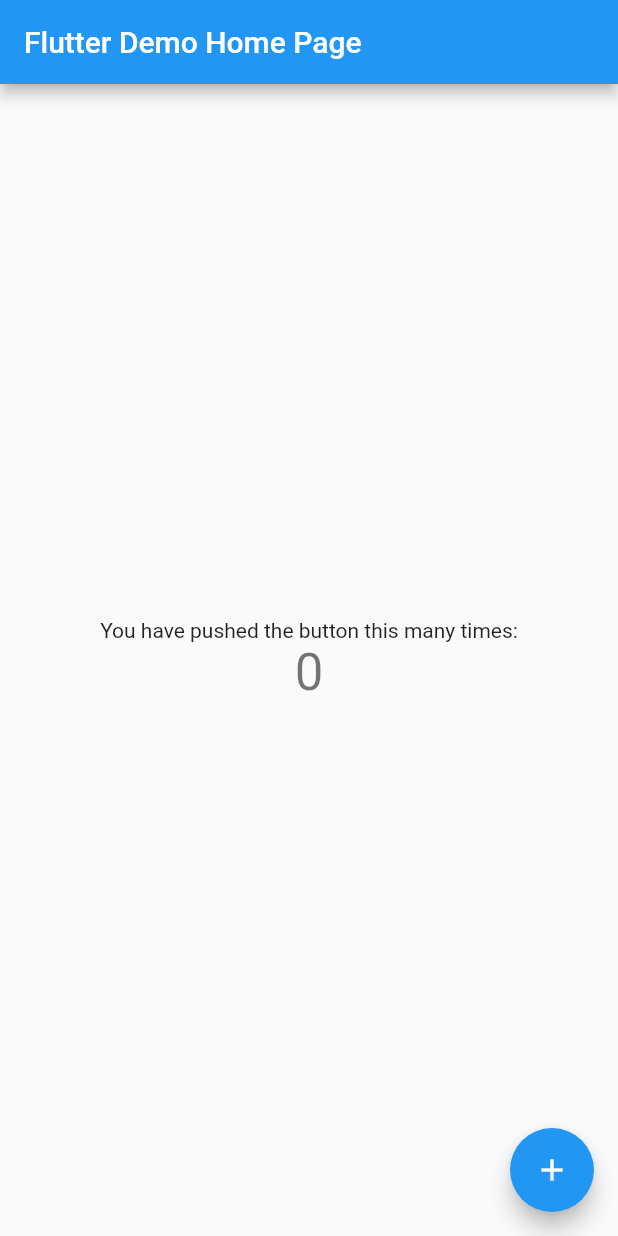
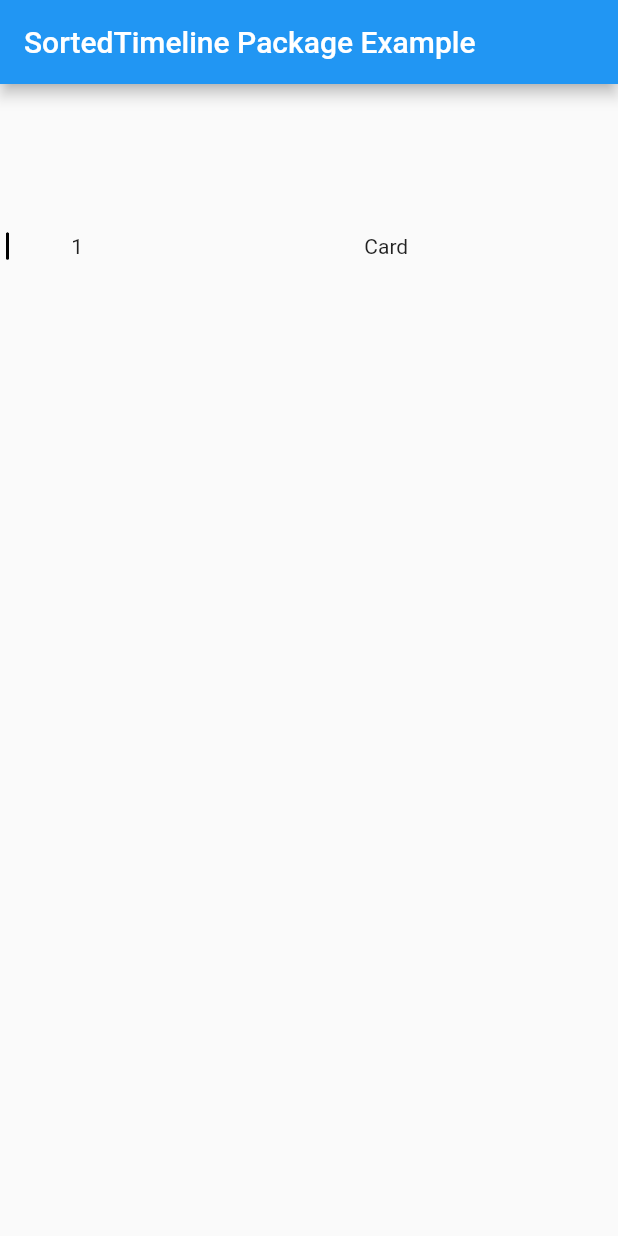
Before and after one commit to onatcipli/sorted_timeline, a Flutter app: the screen it shows after launch, on a phone screen of 412 x 824 dp. Run offline on Flutter 3.47's test engine with Material 2 defaults, Android fonts, the phone set to English and light mode, and no system bars.

Commit message:
Update Example

```diff
--- a/example/lib/main.dart
+++ b/example/lib/main.dart
@@ -1,41 +1,24 @@
 import 'package:flutter/material.dart';
+import 'package:sorted_timeline/draw_timeline.dart';
+import 'package:sorted_timeline/sorted_timeline.dart';
 
 void main() => runApp(MyApp());
 
 class MyApp extends StatelessWidget {
-  // This widget is the root of your application.
   @override
   Widget build(BuildContext context) {
     return MaterialApp(
-      title: 'Flutter Demo',
+      title: 'SortedTimeline Demo',
       theme: ThemeData(
-        // This is the theme of your application.
-        //
-        // Try running your application with "flutter run". You'll see the
-        // application has a blue toolbar. Then, without quitting the app, try
-        // changing the primarySwatch below to Colors.green and then invoke
-        // "hot reload" (press "r" in the console where you ran "flutter run",
-        // or simply save your changes to "hot reload" in a Flutter IDE).
-        // Notice that the counter didn't reset back to zero; the application
-        // is not restarted.
         primarySwatch: Colors.blue,
       ),
-      home: MyHomePage(title: 'Flutter Demo Home Page'),
+      home: MyHomePage(title: 'SortedTimeline Package Example'),
     );
   }
 }
 
 class MyHomePage extends StatefulWidget {
   MyHomePage({Key key, this.title}) : super(key: key);
-
-  // This widget is the home page of your application. It is stateful, meaning
-  // that it has a State object (defined below) that contains fields that affect
-  // how it looks.
-
-  // This class is the configuration for the state. It holds the values (in this
-  // case the title) provided by the parent (in this case the App widget) and
-  // used by the build method of the State. Fields in a Widget subclass are
-  // always marked "final".
 
   final String title;
 
@@ -44,68 +27,25 @@ class MyHomePage extends StatefulWidget {
 }
 
 class _MyHomePageState extends State<MyHomePage> {
-  int _counter = 0;
-
-  void _incrementCounter() {
-    setState(() {
-      // This call to setState tells the Flutter framework that something has
-      // changed in this State, which causes it to rerun the build method below
-      // so that the display can reflect the updated values. If we changed
-      // _counter without calling setState(), then the build method would not be
-      // called again, and so nothing would appear to happen.
-      _counter++;
-    });
-  }
-
   @override
   Widget build(BuildContext context) {
-    // This method is rerun every time setState is called, for instance as done
-    // by the _incrementCounter method above.
-    //
-    // The Flutter framework has been optimized to make rerunning build methods
-    // fast, so that you can just rebuild anything that needs updating rather
-    // than having to individually change instances of widgets.
     return Scaffold(
       appBar: AppBar(
-        // Here we take the value from the MyHomePage object that was created by
-        // the App.build method, and use it to set our appbar title.
         title: Text(widget.title),
       ),
-      body: Center(
-        // Center is a layout widget. It takes a single child and positions it
-        // in the middle of the parent.
-        child: Column(
-          // Column is also layout widget. It takes a list of children and
-          // arranges them vertically. By default, it sizes itself to fit its
-          // children horizontally, and tries to be as tall as its parent.
-          //
-          // Invoke "debug painting" (press "p" in the console, choose the
-          // "Toggle Debug Paint" action from the Flutter Inspector in Android
-          // Studio, or the "Toggle Debug Paint" command in Visual Studio Code)
-          // to see the wireframe for each widget.
-          //
-          // Column has various properties to control how it sizes itself and
-          // how it positions its children. Here we use mainAxisAlignment to
-          // center the children vertically; the main axis here is the vertical
-          // axis because Columns are vertical (the cross axis would be
-          // horizontal).
-          mainAxisAlignment: MainAxisAlignment.center,
-          children: <Widget>[
-            Text(
-              'You have pushed the button this many times:',
+      body: Column(
+        children: <Widget>[
+          SizedBox(
+            height: 100,
+          ),
+          Center(
+            child: CustomPaint(
+              painter: DrawTimeline(),
+              child: SortedTimeline(),
             ),
-            Text(
-              '$_counter',
-              style: Theme.of(context).textTheme.display1,
-            ),
-          ],
-        ),
+          ),
+        ],
       ),
-      floatingActionButton: FloatingActionButton(
-        onPressed: _incrementCounter,
-        tooltip: 'Increment',
-        child: Icon(Icons.add),
-      ), // This trailing comma makes auto-formatting nicer for build methods.
     );
   }
 }
--- a/example/pubspec.yaml
+++ b/example/pubspec.yaml
@@ -23,6 +23,8 @@ dependencies:
   # The following adds the Cupertino Icons font to your application.
   # Use with the CupertinoIcons class for iOS style icons.
   cupertino_icons: ^0.1.2
+  sorted_timeline:
+    path: ../
 
 dev_dependencies:
   flutter_test:
```
Also changed, not shown: example/pubspec.lock.
